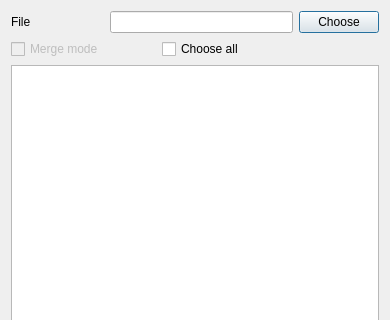
First picture: the form in curve/exporttoFLRdialog.ui, repository SoloMainDeveloper/TurbineQC, before the edit; both pictures show x 0 to 390 and y 0 to 320 of the 390 by 462 pixel window.
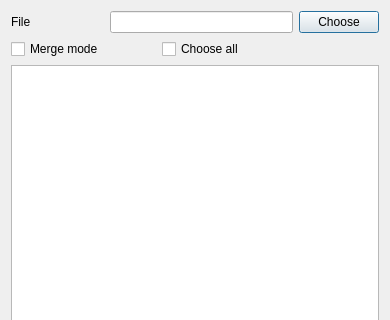
Second picture: the form after the edit.

Patch:
```diff
--- a/curve/exporttoFLRdialog.ui
+++ b/curve/exporttoFLRdialog.ui
@@ -49,7 +49,7 @@
    <item row="1" column="0">
     <widget class="QCheckBox" name="mergeModeCheckbox">
      <property name="enabled">
-      <bool>false</bool>
+      <bool>true</bool>
      </property>
      <property name="sizePolicy">
       <sizepolicy hsizetype="Preferred" vsizetype="Fixed">
```
